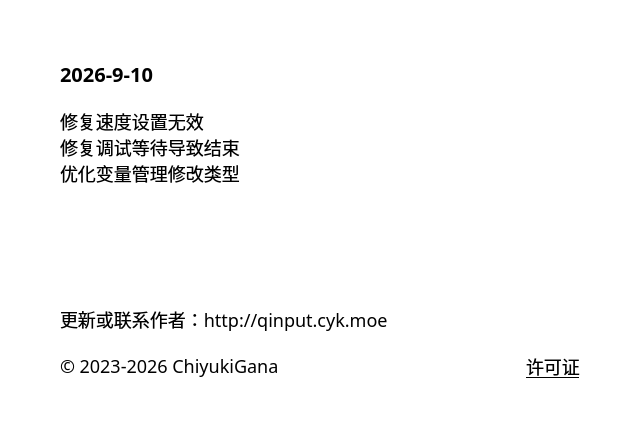
ChiyukiGana/Quickinput, file source/ui/AboutUi.ui: the form before one commit.
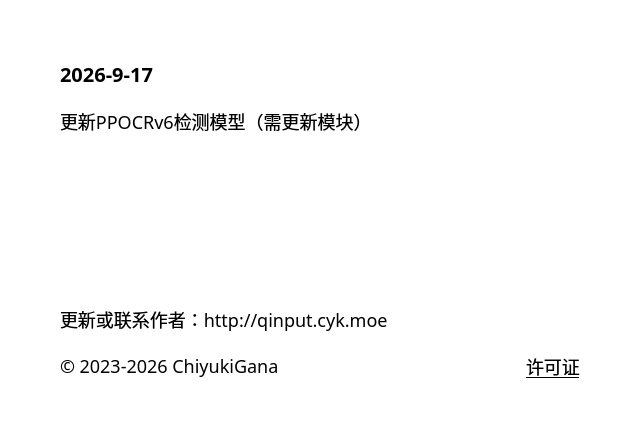
The form after the commit.

Patch:
```diff
--- a/source/ui/AboutUi.ui
+++ b/source/ui/AboutUi.ui
@@ -63,7 +63,7 @@
       <string notr="true">font-size:20px</string>
      </property>
      <property name="text">
-      <string>2026-9-10</string>
+      <string>2026-9-17</string>
      </property>
      <property name="textFormat">
       <enum>Qt::TextFormat::PlainText</enum>
@@ -79,9 +79,7 @@
       </sizepolicy>
      </property>
      <property name="text">
-      <string>修复速度设置无效
-修复调试等待导致结束
-优化变量管理修改类型</string>
+      <string>更新PPOCRv6检测模型（需更新模块）</string>
      </property>
      <property name="textFormat">
       <enum>Qt::TextFormat::PlainText</enum>
```
